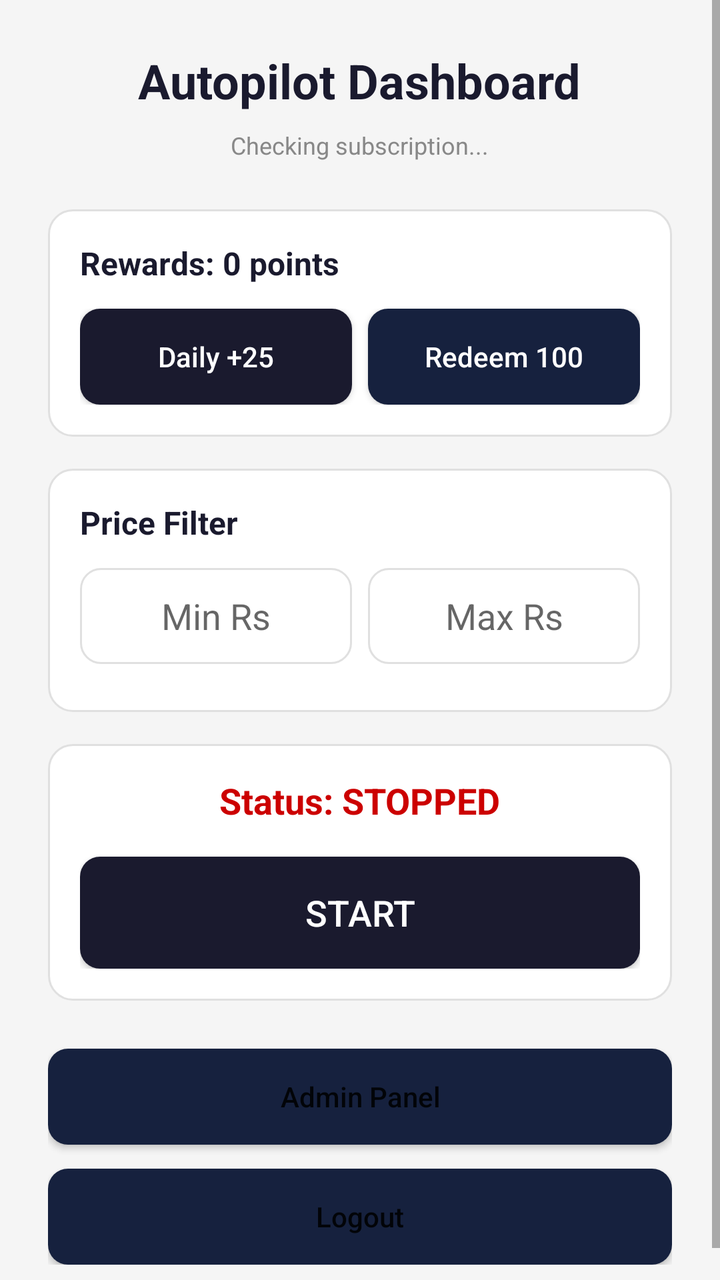
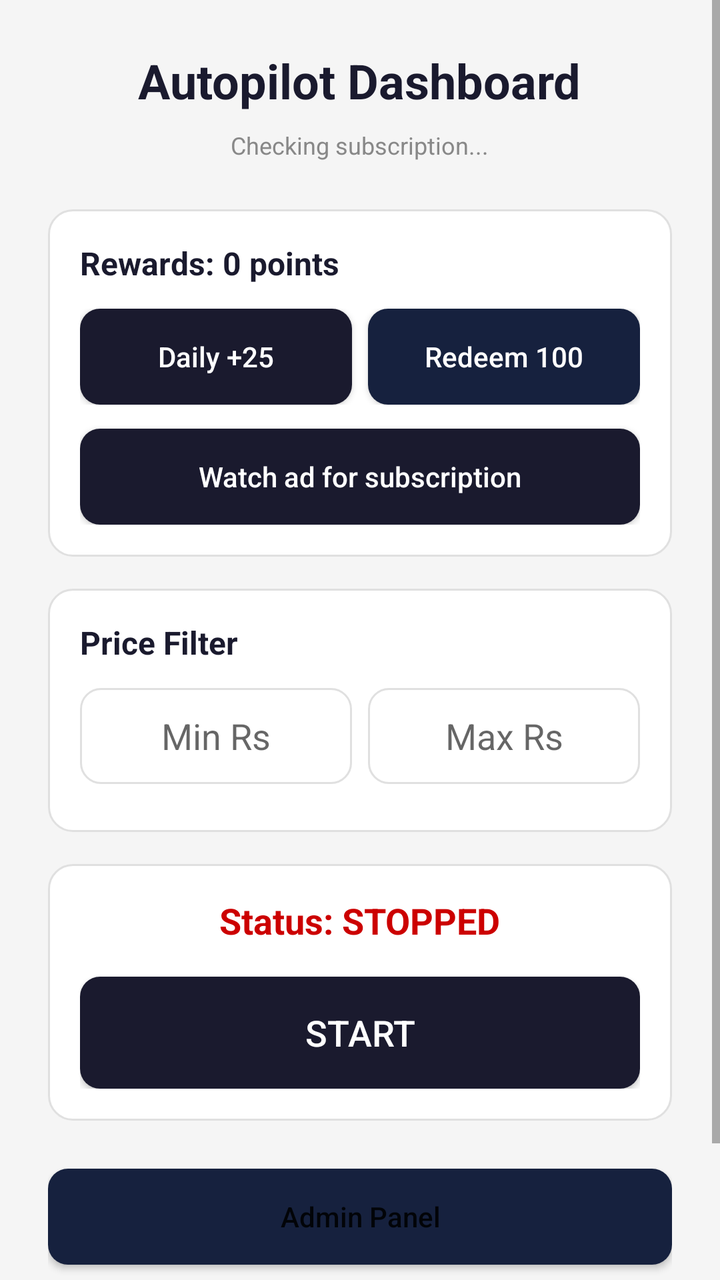

The first picture is an Android layout as it rendered before a commit; the second is the same layout after the commit. The layout source and the unified diff follow.
<!-- AndroidManifest.xml: application theme Theme.Autopilot -->
<!-- res/layout/activity_main.xml -->
<?xml version="1.0" encoding="utf-8"?>
<ScrollView xmlns:android="http://schemas.android.com/apk/res/android"
    android:layout_width="match_parent"
    android:layout_height="match_parent"
    android:fillViewport="true"
    android:scrollbars="vertical"
    android:fadeScrollbars="false"
    android:background="@drawable/bg_screen">

    <LinearLayout
        android:layout_width="match_parent"
        android:layout_height="wrap_content"
        android:orientation="vertical"
        android:padding="24dp"
        android:gravity="center_horizontal">

        <TextView
            android:layout_width="wrap_content"
            android:layout_height="wrap_content"
             android:text="@string/dashboard_title"
            android:textSize="24sp"
            android:textStyle="bold"
            android:textColor="@color/primary"
            android:layout_marginBottom="8dp" />

        <TextView
            android:id="@+id/tvSubscription"
            android:layout_width="wrap_content"
            android:layout_height="wrap_content"
             android:text="@string/checking_subscription"
            android:textSize="12sp"
            android:textColor="@color/gray"
            android:layout_marginBottom="24dp" />

        <LinearLayout
            android:layout_width="match_parent"
            android:layout_height="wrap_content"
            android:orientation="vertical"
            android:background="@drawable/bg_card"
            android:padding="16dp"
            android:layout_marginBottom="16dp">

            <TextView
                android:id="@+id/tvRewards"
                android:layout_width="wrap_content"
                android:layout_height="wrap_content"
                 android:text="@string/rewards_points"
                android:textSize="16sp"
                android:textStyle="bold"
                android:textColor="@color/primary"
                android:layout_marginBottom="12dp" />

            <LinearLayout
                android:layout_width="match_parent"
                android:layout_height="wrap_content"
                android:orientation="horizontal">

                <androidx.appcompat.widget.AppCompatButton
                    android:id="@+id/btnClaimReward"
                    android:layout_width="0dp"
                    android:layout_height="48dp"
                    android:layout_weight="1"
                     android:text="@string/daily_reward"
                    android:textAllCaps="false"
                    android:textColor="@android:color/white"
                     android:contentDescription="@string/claim_reward_description"
                    android:background="@drawable/bg_button_primary"
                    android:layout_marginEnd="8dp" />

                <androidx.appcompat.widget.AppCompatButton
                    android:id="@+id/btnRedeemReward"
                    android:layout_width="0dp"
                    android:layout_height="48dp"
                    android:layout_weight="1"
                     android:text="@string/redeem_reward"
                    android:textAllCaps="false"
                     android:textColor="@android:color/white"
                     android:contentDescription="@string/redeem_reward_description"
                    android:background="@drawable/bg_button_secondary" />
            </LinearLayout>
        </LinearLayout>

        <LinearLayout
            android:layout_width="match_parent"
            android:layout_height="wrap_content"
            android:orientation="vertical"
            android:background="@drawable/bg_card"
            android:padding="16dp"
            android:layout_marginBottom="16dp">

            <TextView
                android:layout_width="wrap_content"
                android:layout_height="wrap_content"
                 android:text="@string/price_filter"
                android:textSize="16sp"
                android:textStyle="bold"
                android:textColor="@color/primary"
                android:layout_marginBottom="12dp" />

            <LinearLayout
                android:layout_width="match_parent"
                android:layout_height="wrap_content"
                android:orientation="horizontal"
                android:layout_marginBottom="8dp">

                <EditText
                    android:id="@+id/etMinPrice"
                    android:layout_width="0dp"
                    android:layout_height="48dp"
                    android:layout_weight="1"
                     android:hint="@string/min_price_hint"
                     android:maxLength="7"
                     android:digits="0123456789."
                      android:autofillHints="transactionAmount"
                      android:importantForAutofill="yes"
                    android:inputType="numberDecimal"
                    android:gravity="center"
                    android:background="@drawable/bg_input"
                    android:layout_marginEnd="8dp" />

                <EditText
                    android:id="@+id/etMaxPrice"
                    android:layout_width="0dp"
                    android:layout_height="48dp"
                    android:layout_weight="1"
                     android:hint="@string/max_price_hint"
                     android:maxLength="7"
                     android:digits="0123456789."
                      android:autofillHints="transactionAmount"
                      android:importantForAutofill="yes"
                    android:inputType="numberDecimal"
                    android:gravity="center"
                    android:background="@drawable/bg_input" />
            </LinearLayout>
        </LinearLayout>

        <LinearLayout
            android:layout_width="match_parent"
            android:layout_height="wrap_content"
            android:orientation="vertical"
            android:background="@drawable/bg_card"
            android:padding="16dp"
            android:layout_marginBottom="24dp"
            android:gravity="center">

            <TextView
                android:id="@+id/tvBotStatus"
                android:layout_width="wrap_content"
                android:layout_height="wrap_content"
                 android:text="@string/status_stopped"
                android:textSize="18sp"
                android:textStyle="bold"
                android:textColor="@android:color/holo_red_dark"
                android:layout_marginBottom="16dp" />

            <androidx.appcompat.widget.AppCompatButton
                android:id="@+id/btnToggleBot"
                android:layout_width="match_parent"
                android:layout_height="56dp"
                 android:text="@string/start"
                android:textColor="@android:color/white"
                android:textAllCaps="false"
                android:textSize="18sp"
                 android:background="@drawable/bg_button_primary"
                 android:foreground="?attr/selectableItemBackground"
                 android:clickable="true"
                 android:focusable="true"
                 android:contentDescription="@string/toggle_bot_description" />
        </LinearLayout>

        <androidx.appcompat.widget.AppCompatButton
            android:id="@+id/btnAdmin"
            android:layout_width="match_parent"
            android:layout_height="48dp"
             android:text="@string/admin_panel"
             android:contentDescription="@string/admin_panel"
            android:textAllCaps="false"
            android:background="@drawable/bg_button_secondary"
            android:layout_marginBottom="12dp" />

        <androidx.appcompat.widget.AppCompatButton
            android:id="@+id/btnLogout"
            android:layout_width="match_parent"
            android:layout_height="48dp"
             android:text="@string/logout"
             android:contentDescription="@string/logout"
            android:textAllCaps="false"
            android:background="@drawable/bg_button_secondary" />

    </LinearLayout>
</ScrollView>
<!-- resources referenced by this layout -->
<resources>
  <color name="gray">#888888</color>
  <color name="primary">#1A1A2E</color>
  <!-- drawable bg_button_primary (drawable) -->
  <?xml version="1.0" encoding="utf-8"?>
  <shape xmlns:android="http://schemas.android.com/apk/res/android"
      android:shape="rectangle">
      <solid android:color="@color/primary" />
      <corners android:radius="10dp" />
  </shape>
  <!-- drawable bg_button_secondary (drawable) -->
  <?xml version="1.0" encoding="utf-8"?>
  <shape xmlns:android="http://schemas.android.com/apk/res/android"
      android:shape="rectangle">
      <solid android:color="@color/secondary" />
      <corners android:radius="10dp" />
  </shape>
  <!-- drawable bg_card (drawable) -->
  <?xml version="1.0" encoding="utf-8"?>
  <shape xmlns:android="http://schemas.android.com/apk/res/android"
      android:shape="rectangle">
      <solid android:color="@color/card" />
      <corners android:radius="12dp" />
      <stroke android:width="1dp" android:color="@color/border" />
  </shape>
  <!-- drawable bg_input (drawable) -->
  <?xml version="1.0" encoding="utf-8"?>
  <shape xmlns:android="http://schemas.android.com/apk/res/android"
      android:shape="rectangle">
      <solid android:color="@color/input_bg" />
      <corners android:radius="10dp" />
      <stroke android:width="1dp" android:color="@color/border" />
  </shape>
  <!-- drawable bg_screen (drawable) -->
  <?xml version="1.0" encoding="utf-8"?>
  <shape xmlns:android="http://schemas.android.com/apk/res/android"
      android:shape="rectangle">
      <solid android:color="@color/background" />
  </shape>
  <string name="admin_panel">Admin Panel</string>
  <string name="checking_subscription">Checking subscription...</string>
  <string name="claim_reward_description">Claim daily reward</string>
  <string name="daily_reward">Daily +25</string>
  <string name="dashboard_title">Autopilot Dashboard</string>
  <string name="logout">Logout</string>
  <string name="max_price_hint">Max Rs</string>
  <string name="min_price_hint">Min Rs</string>
  <string name="price_filter">Price Filter</string>
  <string name="redeem_reward">Redeem 100</string>
  <string name="redeem_reward_description">Redeem reward points</string>
  <string name="rewards_points">Rewards: 0 points</string>
  <string name="start">START</string>
  <string name="status_stopped">Status: STOPPED</string>
  <string name="toggle_bot_description">Start or stop automatic ride acceptance</string>
  <style name="Theme.Autopilot" parent="Theme.MaterialComponents.DayNight.DarkActionBar">
          <item name="colorPrimary">@color/primary</item>
          <item name="colorPrimaryVariant">@color/secondary</item>
          <item name="colorOnPrimary">@android:color/white</item>
          <item name="android:statusBarColor">@color/primary</item>
          <item name="android:windowLightStatusBar">false</item>
      </style>
  <color name="secondary">#16213E</color>
  <color name="card">#FFFFFF</color>
  <color name="border">#E0E0E0</color>
  <color name="input_bg">#FFFFFF</color>
  <color name="background">#F5F5F5</color>
</resources>

<!-- the commit's change to res/layout/activity_main.xml (unified diff, before → after) -->
@@ -78,6 +78,17 @@
                      android:contentDescription="@string/redeem_reward_description"
                     android:background="@drawable/bg_button_secondary" />
             </LinearLayout>
+
+                <androidx.appcompat.widget.AppCompatButton
+                    android:id="@+id/btnWatchRewardedAd"
+                    android:layout_width="match_parent"
+                    android:layout_height="48dp"
+                    android:text="@string/watch_rewarded_ad"
+                    android:textAllCaps="false"
+                    android:textColor="@android:color/white"
+                    android:contentDescription="@string/watch_rewarded_ad_description"
+                    android:background="@drawable/bg_button_primary"
+                    android:layout_marginTop="12dp" />
         </LinearLayout>
 
         <LinearLayout
<!-- resource entries referenced after the edit -->
@@ -53,6 +53,8 @@
   <string name="start">START</string>
   <string name="status_stopped">Status: STOPPED</string>
   <string name="toggle_bot_description">Start or stop automatic ride acceptance</string>
+  <string name="watch_rewarded_ad">Watch ad for subscription</string>
+  <string name="watch_rewarded_ad_description">Watch a complete rewarded ad to earn subscription progress</string>
   <style name="Theme.Autopilot" parent="Theme.MaterialComponents.DayNight.DarkActionBar">
           <item name="colorPrimary">@color/primary</item>
           <item name="colorPrimaryVariant">@color/secondary</item>
